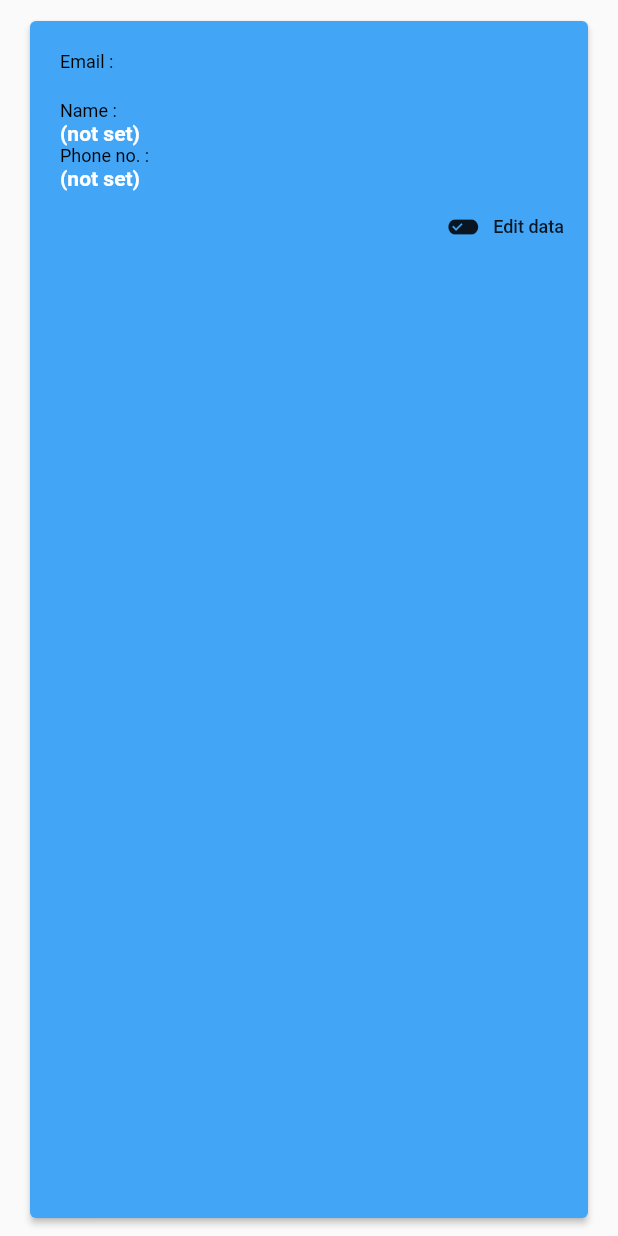
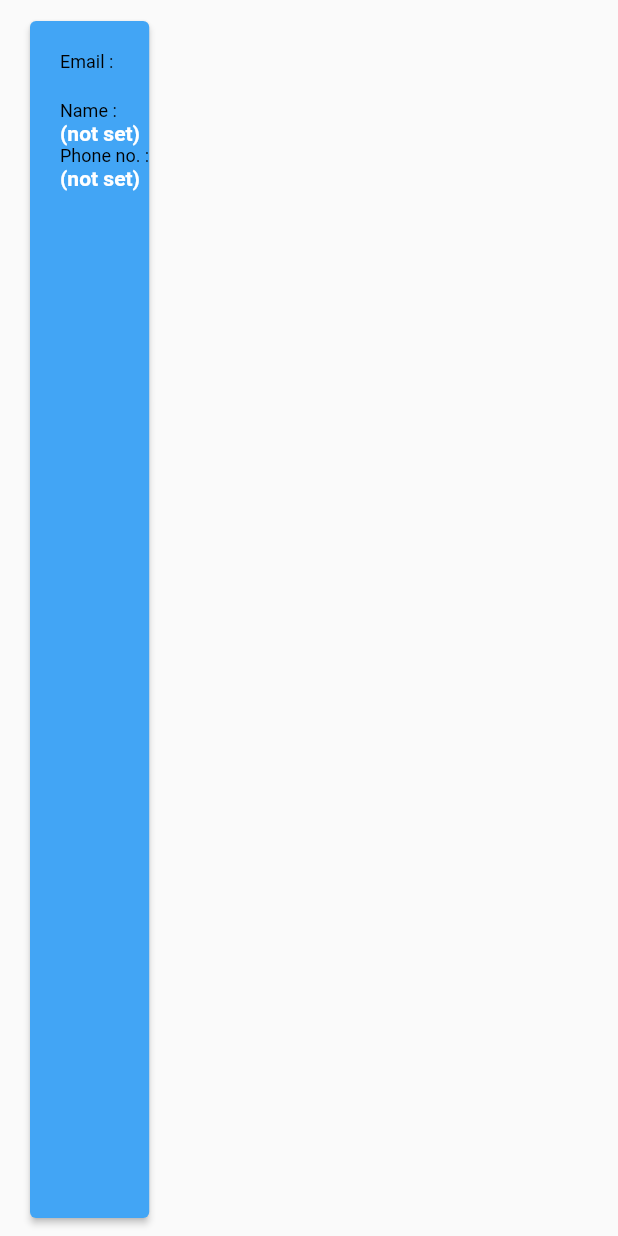
Before and after one commit to nurazimzahurin/flutter-firebase-auth, a Flutter app: the ProfileTile widget shown alone on an empty page, opened directly with empty values, on a phone screen of 412 x 824 dp. Run offline on Flutter 3.47's test engine with Material 2 defaults, Android fonts, the phone set to English and light mode, and no system bars; our stand-ins replace cloud_firestore, firebase_auth, flutter_spinkit; accounts and stored records are empty; statements that could not run were skipped.

Commit message:
remove edit button

```diff
--- a/lib/pages/profile_tile.dart
+++ b/lib/pages/profile_tile.dart
@@ -14,7 +14,7 @@ class ProfileTile extends StatelessWidget {
         color: Colors.blue[400],
         margin: EdgeInsets.fromLTRB(20, 6, 20, 12),
         child: Container(
-          padding: EdgeInsets.only(left: 20, top: 20),
+          padding: EdgeInsets.only(left: 20, top: 20, bottom: 20),
           child: Column(
             crossAxisAlignment: CrossAxisAlignment.start,
             children: <Widget>[
@@ -42,17 +42,6 @@ class ProfileTile extends StatelessWidget {
                     fontWeight: FontWeight.bold,
                     fontSize: 14),
               ),
-              Row(
-                mainAxisAlignment: MainAxisAlignment.end,
-                children: <Widget>[
-                  FlatButton.icon(
-                      onPressed: () async {
-
-                      },
-                      icon: Icon(Icons.edit_attributes),
-                      label: Text('Edit data', style: TextStyle(fontSize:12),)),
-                ],
-              ),
             ],
           ),
         ),
```
